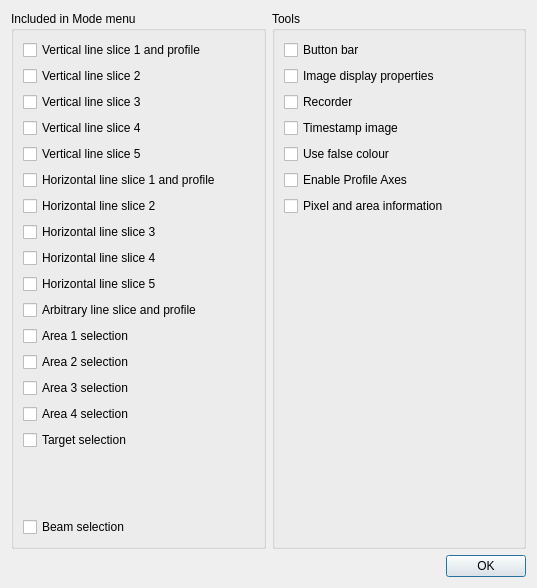
Old version of the form qeframeworkSup/project/widgets/QEImage/QEImageOptionsDialog.ui in the repository qtepics/qeframework.
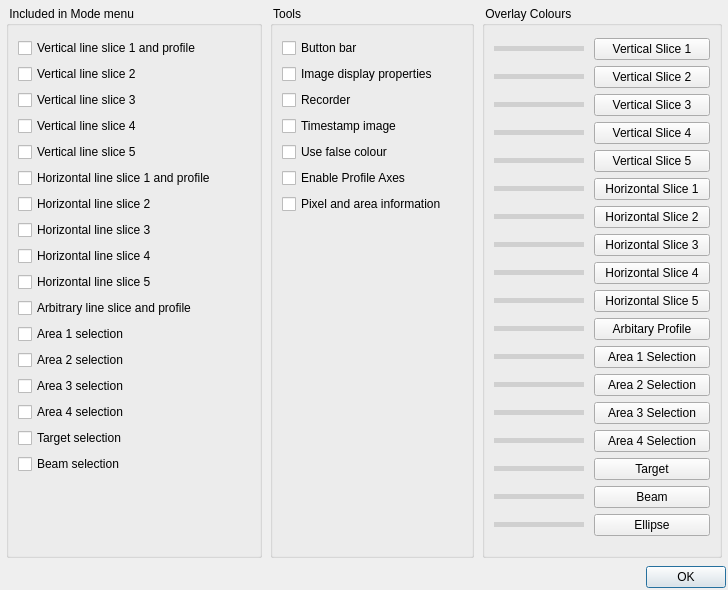
New version of the form.

Commit message: QEImage/QEImageOptionsDialog: allow dynamic overlay colour selection from the options dialog.

Patch:
```diff
--- a/qeframeworkSup/project/widgets/QEImage/QEImageOptionsDialog.ui
+++ b/qeframeworkSup/project/widgets/QEImage/QEImageOptionsDialog.ui
@@ -6,22 +6,80 @@
    <rect>
     <x>0</x>
     <y>0</y>
-    <width>537</width>
-    <height>588</height>
+    <width>728</width>
+    <height>590</height>
    </rect>
   </property>
   <property name="windowTitle">
    <string>QEImage options</string>
   </property>
   <layout class="QVBoxLayout" name="verticalLayout_3">
+   <property name="leftMargin">
+    <number>0</number>
+   </property>
+   <property name="topMargin">
+    <number>0</number>
+   </property>
+   <property name="rightMargin">
+    <number>0</number>
+   </property>
+   <property name="bottomMargin">
+    <number>0</number>
+   </property>
    <item>
+    <widget class="QFrame" name="mainFormFrame">
+     <layout class="QVBoxLayout" name="verticalLayout_4">
+      <property name="spacing">
+       <number>4</number>
+      </property>
+      <property name="leftMargin">
+       <number>2</number>
+      </property>
+      <property name="topMargin">
+       <number>2</number>
+      </property>
+      <property name="rightMargin">
+       <number>2</number>
+      </property>
+      <property name="bottomMargin">
+       <number>2</number>
+      </property>
+      <item>
+       <widget class="QFrame" name="aframe">
     <layout class="QHBoxLayout" name="horizontalLayout">
+         <property name="spacing">
+          <number>8</number>
+         </property>
+         <property name="leftMargin">
+          <number>4</number>
+         </property>
+         <property name="topMargin">
+          <number>4</number>
+         </property>
+         <property name="rightMargin">
+          <number>4</number>
+         </property>
+         <property name="bottomMargin">
+          <number>4</number>
+         </property>
      <item>
-      <widget class="QGroupBox" name="groupBox">
+          <widget class="QGroupBox" name="groupBox_1">
+           <property name="minimumSize">
+            <size>
+             <width>256</width>
+             <height>544</height>
+            </size>
+           </property>
+           <property name="font">
+            <font/>
+           </property>
        <property name="title">
-        <string>Included in Mode menu</string>
+            <string> Included in Mode menu </string>
        </property>
        <layout class="QVBoxLayout" name="verticalLayout">
+            <property name="topMargin">
+             <number>12</number>
+            </property>
         <item>
          <widget class="QCheckBox" name="checkBoxVerticalProfile1">
           <property name="text">
@@ -134,19 +192,6 @@
           </property>
          </widget>
         </item>
-        <item>
-         <spacer name="verticalSpacer_2">
-          <property name="orientation">
-           <enum>Qt::Vertical</enum>
-          </property>
-          <property name="sizeHint" stdset="0">
-           <size>
-            <width>20</width>
-            <height>40</height>
-           </size>
-          </property>
-         </spacer>
-        </item>
         <item>
          <widget class="QCheckBox" name="checkBoxBeam">
           <property name="text">
@@ -154,15 +199,40 @@
           </property>
          </widget>
         </item>
+            <item>
+             <spacer name="verticalSpacer_2">
+              <property name="orientation">
+               <enum>Qt::Orientation::Vertical</enum>
+              </property>
+              <property name="sizeHint" stdset="0">
+               <size>
+                <width>20</width>
+                <height>40</height>
+               </size>
+              </property>
+             </spacer>
+            </item>
        </layout>
       </widget>
      </item>
      <item>
       <widget class="QGroupBox" name="groupBox_2">
+           <property name="minimumSize">
+            <size>
+             <width>204</width>
+             <height>252</height>
+            </size>
+           </property>
+           <property name="font">
+            <font/>
+           </property>
        <property name="title">
-        <string>Tools</string>
+            <string> Tools </string>
        </property>
        <layout class="QVBoxLayout" name="verticalLayout_2">
+            <property name="topMargin">
+             <number>12</number>
+            </property>
         <item>
          <widget class="QCheckBox" name="checkBoxButtonBar">
           <property name="text">
@@ -228,7 +298,873 @@
        </layout>
       </widget>
      </item>
-    </layout>
+         <item>
+          <widget class="QGroupBox" name="groupBox_3">
+           <property name="minimumSize">
+            <size>
+             <width>240</width>
+             <height>548</height>
+            </size>
+           </property>
+           <property name="font">
+            <font/>
+           </property>
+           <property name="title">
+            <string> Overlay Colours </string>
+           </property>
+           <layout class="QGridLayout" name="gridLayout">
+            <property name="topMargin">
+             <number>12</number>
+            </property>
+            <property name="horizontalSpacing">
+             <number>10</number>
+            </property>
+            <item row="15" column="1">
+             <widget class="QPushButton" name="selectionButton_15">
+              <property name="minimumSize">
+               <size>
+                <width>116</width>
+                <height>22</height>
+               </size>
+              </property>
+              <property name="maximumSize">
+               <size>
+                <width>16777215</width>
+                <height>22</height>
+               </size>
+              </property>
+              <property name="font">
+               <font>
+                <pointsize>9</pointsize>
+               </font>
+              </property>
+              <property name="focusPolicy">
+               <enum>Qt::FocusPolicy::NoFocus</enum>
+              </property>
+              <property name="text">
+               <string>Target</string>
+              </property>
+             </widget>
+            </item>
+            <item row="0" column="1">
+             <widget class="QPushButton" name="selectionButton_00">
+              <property name="minimumSize">
+               <size>
+                <width>116</width>
+                <height>22</height>
+               </size>
+              </property>
+              <property name="maximumSize">
+               <size>
+                <width>16777215</width>
+                <height>22</height>
+               </size>
+              </property>
+              <property name="font">
+               <font>
+                <pointsize>9</pointsize>
+               </font>
+              </property>
+              <property name="focusPolicy">
+               <enum>Qt::FocusPolicy::NoFocus</enum>
+              </property>
+              <property name="text">
+               <string>Vertical Slice 1</string>
+              </property>
+             </widget>
+            </item>
+            <item row="16" column="0">
+             <widget class="QFrame" name="lineFrame_16">
+              <property name="minimumSize">
+               <size>
+                <width>68</width>
+                <height>5</height>
+               </size>
+              </property>
+              <property name="maximumSize">
+               <size>
+                <width>16777215</width>
+                <height>5</height>
+               </size>
+              </property>
+              <property name="styleSheet">
+               <string notr="true">background-color: rgb(208, 208, 208);</string>
+              </property>
+             </widget>
+            </item>
+            <item row="17" column="1">
+             <widget class="QPushButton" name="selectionButton_17">
+              <property name="minimumSize">
+               <size>
+                <width>116</width>
+                <height>22</height>
+               </size>
+              </property>
+              <property name="maximumSize">
+               <size>
+                <width>16777215</width>
+                <height>22</height>
+               </size>
+              </property>
+              <property name="font">
+               <font>
+                <pointsize>9</pointsize>
+               </font>
+              </property>
+              <property name="focusPolicy">
+               <enum>Qt::FocusPolicy::NoFocus</enum>
+              </property>
+              <property name="text">
+               <string>Ellipse</string>
+              </property>
+             </widget>
+            </item>
+            <item row="6" column="1">
+             <widget class="QPushButton" name="selectionButton_06">
+              <property name="minimumSize">
+               <size>
+                <width>116</width>
+                <height>22</height>
+               </size>
+              </property>
+              <property name="maximumSize">
+               <size>
+                <width>16777215</width>
+                <height>22</height>
+               </size>
+              </property>
+              <property name="font">
+               <font>
+                <pointsize>9</pointsize>
+               </font>
+              </property>
+              <property name="focusPolicy">
+               <enum>Qt::FocusPolicy::NoFocus</enum>
+              </property>
+              <property name="text">
+               <string>Horizontal Slice 2</string>
+              </property>
+             </widget>
+            </item>
+            <item row="9" column="1">
+             <widget class="QPushButton" name="selectionButton_09">
+              <property name="minimumSize">
+               <size>
+                <width>116</width>
+                <height>22</height>
+               </size>
+              </property>
+              <property name="maximumSize">
+               <size>
+                <width>16777215</width>
+                <height>22</height>
+               </size>
+              </property>
+              <property name="font">
+               <font>
+                <pointsize>9</pointsize>
+               </font>
+              </property>
+              <property name="focusPolicy">
+               <enum>Qt::FocusPolicy::NoFocus</enum>
+              </property>
+              <property name="text">
+               <string>Horizontal Slice 5</string>
+              </property>
+             </widget>
+            </item>
+            <item row="8" column="1">
+             <widget class="QPushButton" name="selectionButton_08">
+              <property name="minimumSize">
+               <size>
+                <width>116</width>
+                <height>22</height>
+               </size>
+              </property>
+              <property name="maximumSize">
+               <size>
+                <width>16777215</width>
+                <height>22</height>
+               </size>
+              </property>
+              <property name="font">
+               <font>
+                <pointsize>9</pointsize>
+               </font>
+              </property>
+              <property name="focusPolicy">
+               <enum>Qt::FocusPolicy::NoFocus</enum>
+              </property>
+              <property name="text">
+               <string>Horizontal Slice 4</string>
+              </property>
+             </widget>
+            </item>
+            <item row="4" column="1">
+             <widget class="QPushButton" name="selectionButton_04">
+              <property name="minimumSize">
+               <size>
+                <width>116</width>
+                <height>22</height>
+               </size>
+              </property>
+              <property name="maximumSize">
+               <size>
+                <width>16777215</width>
+                <height>22</height>
+               </size>
+              </property>
+              <property name="font">
+               <font>
+                <pointsize>9</pointsize>
+               </font>
+              </property>
+              <property name="focusPolicy">
+               <enum>Qt::FocusPolicy::NoFocus</enum>
+              </property>
+              <property name="text">
+               <string>Vertical Slice 5</string>
+              </property>
+             </widget>
+            </item>
+            <item row="1" column="0">
+             <widget class="QFrame" name="lineFrame_01">
+              <property name="minimumSize">
+               <size>
+                <width>68</width>
+                <height>5</height>
+               </size>
+              </property>
+              <property name="maximumSize">
+               <size>
+                <width>16777215</width>
+                <height>5</height>
+               </size>
+              </property>
+              <property name="styleSheet">
+               <string notr="true">background-color: rgb(208, 208, 208);</string>
+              </property>
+             </widget>
+            </item>
+            <item row="15" column="0">
+             <widget class="QFrame" name="lineFrame_15">
+              <property name="minimumSize">
+               <size>
+                <width>68</width>
+                <height>5</height>
+               </size>
+              </property>
+              <property name="maximumSize">
+               <size>
+                <width>16777215</width>
+                <height>5</height>
+               </size>
+              </property>
+              <property name="styleSheet">
+               <string notr="true">background-color: rgb(208, 208, 208);</string>
+              </property>
+             </widget>
+            </item>
+            <item row="5" column="1">
+             <widget class="QPushButton" name="selectionButton_05">
+              <property name="minimumSize">
+               <size>
+                <width>116</width>
+                <height>22</height>
+               </size>
+              </property>
+              <property name="maximumSize">
+               <size>
+                <width>16777215</width>
+                <height>22</height>
+               </size>
+              </property>
+              <property name="font">
+               <font>
+                <pointsize>9</pointsize>
+               </font>
+              </property>
+              <property name="focusPolicy">
+               <enum>Qt::FocusPolicy::NoFocus</enum>
+              </property>
+              <property name="text">
+               <string>Horizontal Slice 1</string>
+              </property>
+             </widget>
+            </item>
+            <item row="8" column="0">
+             <widget class="QFrame" name="lineFrame_08">
+              <property name="minimumSize">
+               <size>
+                <width>68</width>
+                <height>5</height>
+               </size>
+              </property>
+              <property name="maximumSize">
+               <size>
+                <width>16777215</width>
+                <height>5</height>
+               </size>
+              </property>
+              <property name="styleSheet">
+               <string notr="true">background-color: rgb(208, 208, 208);</string>
+              </property>
+             </widget>
+            </item>
+            <item row="9" column="0">
+             <widget class="QFrame" name="lineFrame_09">
+              <property name="minimumSize">
+               <size>
+                <width>68</width>
+                <height>5</height>
+               </size>
+              </property>
+              <property name="maximumSize">
+               <size>
+                <width>16777215</width>
+                <height>5</height>
+               </size>
+              </property>
+              <property name="styleSheet">
+               <string notr="true">background-color: rgb(208, 208, 208);</string>
+              </property>
+             </widget>
+            </item>
+            <item row="2" column="1">
+             <widget class="QPushButton" name="selectionButton_02">
+              <property name="minimumSize">
+               <size>
+                <width>116</width>
+                <height>22</height>
+               </size>
+              </property>
+              <property name="maximumSize">
+               <size>
+                <width>16777215</width>
+                <height>22</height>
+               </size>
+              </property>
+              <property name="font">
+               <font>
+                <pointsize>9</pointsize>
+               </font>
+              </property>
+              <property name="focusPolicy">
+               <enum>Qt::FocusPolicy::NoFocus</enum>
+              </property>
+              <property name="text">
+               <string>Vertical Slice 3</string>
+              </property>
+             </widget>
+            </item>
+            <item row="10" column="1">
+             <widget class="QPushButton" name="selectionButton_10">
+              <property name="minimumSize">
+               <size>
+                <width>116</width>
+                <height>22</height>
+               </size>
+              </property>
+              <property name="maximumSize">
+               <size>
+                <width>16777215</width>
+                <height>22</height>
+               </size>
+              </property>
+              <property name="font">
+               <font>
+                <pointsize>9</pointsize>
+               </font>
+              </property>
+              <property name="focusPolicy">
+               <enum>Qt::FocusPolicy::NoFocus</enum>
+              </property>
+              <property name="text">
+               <string>Arbitary Profile</string>
+              </property>
+             </widget>
+            </item>
+            <item row="0" column="0">
+             <widget class="QFrame" name="lineFrame_00">
+              <property name="minimumSize">
+               <size>
+                <width>68</width>
+                <height>5</height>
+               </size>
+              </property>
+              <property name="maximumSize">
+               <size>
+                <width>16777215</width>
+                <height>5</height>
+               </size>
+              </property>
+              <property name="styleSheet">
+               <string notr="true">background-color: rgb(208, 208, 208);</string>
+              </property>
+             </widget>
+            </item>
+            <item row="6" column="0">
+             <widget class="QFrame" name="lineFrame_06">
+              <property name="minimumSize">
+               <size>
+                <width>68</width>
+                <height>5</height>
+               </size>
+              </property>
+              <property name="maximumSize">
+               <size>
+                <width>16777215</width>
+                <height>5</height>
+               </size>
+              </property>
+              <property name="styleSheet">
+               <string notr="true">background-color: rgb(208, 208, 208);</string>
+              </property>
+             </widget>
+            </item>
+            <item row="7" column="0">
+             <widget class="QFrame" name="lineFrame_07">
+              <property name="minimumSize">
+               <size>
+                <width>68</width>
+                <height>5</height>
+               </size>
+              </property>
+              <property name="maximumSize">
+               <size>
+                <width>16777215</width>
+                <height>5</height>
+               </size>
+              </property>
+              <property name="styleSheet">
+               <string notr="true">background-color: rgb(208, 208, 208);</string>
+              </property>
+             </widget>
+            </item>
+            <item row="7" column="1">
+             <widget class="QPushButton" name="selectionButton_07">
+              <property name="minimumSize">
+               <size>
+                <width>116</width>
+                <height>22</height>
+               </size>
+              </property>
+              <property name="maximumSize">
+               <size>
+                <width>16777215</width>
+                <height>22</height>
+               </size>
+              </property>
+              <property name="font">
+               <font>
+                <pointsize>9</pointsize>
+               </font>
+              </property>
+              <property name="focusPolicy">
+               <enum>Qt::FocusPolicy::NoFocus</enum>
+              </property>
+              <property name="text">
+               <string>Horizontal Slice 3</string>
+              </property>
+             </widget>
+            </item>
+            <item row="1" column="1">
+             <widget class="QPushButton" name="selectionButton_01">
+              <property name="minimumSize">
+               <size>
+                <width>116</width>
+                <height>22</height>
+               </size>
+              </property>
+              <property name="maximumSize">
+               <size>
+                <width>16777215</width>
+                <height>22</height>
+               </size>
+              </property>
+              <property name="font">
+               <font>
+                <pointsize>9</pointsize>
+               </font>
+              </property>
+              <property name="focusPolicy">
+               <enum>Qt::FocusPolicy::NoFocus</enum>
+              </property>
+              <property name="text">
+               <string>Vertical Slice 2</string>
+              </property>
+             </widget>
+            </item>
+            <item row="10" column="0">
+             <widget class="QFrame" name="lineFrame_10">
+              <property name="minimumSize">
+               <size>
+                <width>68</width>
+                <height>5</height>
+               </size>
+              </property>
+              <property name="maximumSize">
+               <size>
+                <width>16777215</width>
+                <height>5</height>
+               </size>
+              </property>
+              <property name="styleSheet">
+               <string notr="true">background-color: rgb(208, 208, 208);</string>
+              </property>
+             </widget>
+            </item>
+            <item row="11" column="1">
+             <widget class="QPushButton" name="selectionButton_11">
+              <property name="minimumSize">
+               <size>
+                <width>116</width>
+                <height>22</height>
+               </size>
+              </property>
+              <property name="maximumSize">
+               <size>
+                <width>16777215</width>
+                <height>22</height>
+               </size>
+              </property>
+              <property name="font">
+               <font>
+                <pointsize>9</pointsize>
+               </font>
+              </property>
+              <property name="focusPolicy">
+               <enum>Qt::FocusPolicy::NoFocus</enum>
+              </property>
+              <property name="text">
+               <string>Area 1 Selection</string>
+              </property>
+             </widget>
+            </item>
+            <item row="4" column="0">
+             <widget class="QFrame" name="lineFrame_04">
+              <property name="minimumSize">
+               <size>
+                <width>68</width>
+                <height>5</height>
+               </size>
+              </property>
+              <property name="maximumSize">
+               <size>
+                <width>16777215</width>
+                <height>5</height>
+               </size>
+              </property>
+              <property name="styleSheet">
+               <string notr="true">background-color: rgb(208, 208, 208);</string>
+              </property>
+             </widget>
+            </item>
+            <item row="16" column="1">
+             <widget class="QPushButton" name="selectionButton_16">
+              <property name="minimumSize">
+               <size>
+                <width>116</width>
+                <height>22</height>
+               </size>
+              </property>
+              <property name="maximumSize">
+               <size>
+                <width>16777215</width>
+                <height>22</height>
+               </size>
+              </property>
+              <property name="font">
+               <font>
+                <pointsize>9</pointsize>
+               </font>
+              </property>
+              <property name="focusPolicy">
+               <enum>Qt::FocusPolicy::NoFocus</enum>
+              </property>
+              <property name="text">
+               <string>Beam</string>
+              </property>
+             </widget>
+            </item>
+            <item row="2" column="0">
+             <widget class="QFrame" name="lineFrame_02">
+              <property name="minimumSize">
+               <size>
+                <width>68</width>
+                <height>5</height>
+               </size>
+              </property>
+              <property name="maximumSize">
+               <size>
+                <width>16777215</width>
+                <height>5</height>
+               </size>
+              </property>
+              <property name="styleSheet">
+               <string notr="true">background-color: rgb(208, 208, 208);</string>
+              </property>
+             </widget>
+            </item>
+            <item row="12" column="1">
+             <widget class="QPushButton" name="selectionButton_12">
+              <property name="minimumSize">
+               <size>
+                <width>116</width>
+                <height>22</height>
+               </size>
+              </property>
+              <property name="maximumSize">
+               <size>
+                <width>16777215</width>
+                <height>22</height>
+               </size>
+              </property>
+              <property name="font">
+               <font>
+                <pointsize>9</pointsize>
+               </font>
+              </property>
+              <property name="focusPolicy">
+               <enum>Qt::FocusPolicy::NoFocus</enum>
+              </property>
+              <property name="text">
+               <string>Area 2 Selection</string>
+              </property>
+             </widget>
+            </item>
+            <item row="18" column="1">
+             <spacer name="verticalSpacer_3">
+              <property name="orientation">
+               <enum>Qt::Orientation::Vertical</enum>
+              </property>
+              <property name="sizeHint" stdset="0">
+               <size>
+                <width>20</width>
+                <height>31</height>
+               </size>
+              </property>
+             </spacer>
+            </item>
+            <item row="17" column="0">
+             <widget class="QFrame" name="lineFrame_17">
+              <property name="minimumSize">
+               <size>
+                <width>68</width>
+                <height>5</height>
+               </size>
+              </property>
+              <property name="maximumSize">
+               <size>
+                <width>16777215</width>
+                <height>5</height>
+               </size>
+              </property>
+              <property name="styleSheet">
+               <string notr="true">background-color: rgb(208, 208, 208);</string>
+              </property>
+             </widget>
+            </item>
+            <item row="3" column="1">
+             <widget class="QPushButton" name="selectionButton_03">
+              <property name="minimumSize">
+               <size>
+                <width>116</width>
+                <height>22</height>
+               </size>
+              </property>
+              <property name="maximumSize">
+               <size>
+                <width>16777215</width>
+                <height>22</height>
+               </size>
+              </property>
+              <property name="font">
+               <font>
+                <pointsize>9</pointsize>
+               </font>
+              </property>
+              <property name="focusPolicy">
+               <enum>Qt::FocusPolicy::NoFocus</enum>
+              </property>
+              <property name="text">
+               <string>Vertical Slice 4</string>
+              </property>
+             </widget>
+            </item>
+            <item row="11" column="0">
+             <widget class="QFrame" name="lineFrame_11">
+              <property name="minimumSize">
+               <size>
+                <width>68</width>
+                <height>5</height>
+               </size>
+              </property>
+              <property name="maximumSize">
+               <size>
+                <width>16777215</width>
+                <height>5</height>
+               </size>
+              </property>
+              <property name="styleSheet">
+               <string notr="true">background-color: rgb(208, 208, 208);</string>
+              </property>
+             </widget>
+            </item>
+            <item row="3" column="0">
+             <widget class="QFrame" name="lineFrame_03">
+              <property name="minimumSize">
+               <size>
+                <width>68</width>
+                <height>5</height>
+               </size>
+              </property>
+              <property name="maximumSize">
+               <size>
+                <width>16777215</width>
+                <height>5</height>
+               </size>
+              </property>
+              <property name="styleSheet">
+               <string notr="true">background-color: rgb(208, 208, 208);</string>
+              </property>
+             </widget>
+            </item>
+            <item row="5" column="0">
+             <widget class="QFrame" name="lineFrame_05">
+              <property name="minimumSize">
+               <size>
+                <width>68</width>
+                <height>5</height>
+               </size>
+              </property>
+              <property name="maximumSize">
+               <size>
+                <width>16777215</width>
+                <height>5</height>
+               </size>
+              </property>
+              <property name="styleSheet">
+               <string notr="true">background-color: rgb(208, 208, 208);</string>
+              </property>
+             </widget>
+            </item>
+            <item row="13" column="1">
+             <widget class="QPushButton" name="selectionButton_13">
+              <property name="minimumSize">
+               <size>
+                <width>116</width>
+                <height>22</height>
+               </size>
+              </property>
+              <property name="maximumSize">
+               <size>
+                <width>16777215</width>
+                <height>22</height>
+               </size>
+              </property>
+              <property name="font">
+               <font>
+                <pointsize>9</pointsize>
+               </font>
+              </property>
+              <property name="focusPolicy">
+               <enum>Qt::FocusPolicy::NoFocus</enum>
+              </property>
+              <property name="text">
+               <string>Area 3 Selection</string>
+              </property>
+             </widget>
+            </item>
+            <item row="14" column="1">
+             <widget class="QPushButton" name="selectionButton_14">
+              <property name="minimumSize">
+               <size>
+                <width>116</width>
+                <height>22</height>
+               </size>
+              </property>
+              <property name="maximumSize">
+               <size>
+                <width>16777215</width>
+                <height>22</height>
+               </size>
+              </property>
+              <property name="font">
+               <font>
+                <pointsize>9</pointsize>
+               </font>
+              </property>
+              <property name="focusPolicy">
+               <enum>Qt::FocusPolicy::NoFocus</enum>
+              </property>
+              <property name="text">
+               <string>Area 4 Selection</string>
+              </property>
+             </widget>
+            </item>
+            <item row="12" column="0">
+             <widget class="QFrame" name="lineFrame_12">
+              <property name="minimumSize">
+               <size>
+                <width>68</width>
+                <height>5</height>
+               </size>
+              </property>
+              <property name="maximumSize">
+               <size>
+                <width>16777215</width>
+                <height>5</height>
+               </size>
+              </property>
+              <property name="styleSheet">
+               <string notr="true">background-color: rgb(208, 208, 208);</string>
+              </property>
+             </widget>
+            </item>
+            <item row="13" column="0">
+             <widget class="QFrame" name="lineFrame_13">
+              <property name="minimumSize">
+               <size>
+                <width>68</width>
+                <height>5</height>
+               </size>
+              </property>
+              <property name="maximumSize">
+               <size>
+                <width>16777215</width>
+                <height>5</height>
+               </size>
+              </property>
+              <property name="styleSheet">
+               <string notr="true">background-color: rgb(208, 208, 208);</string>
+              </property>
+             </widget>
+            </item>
+            <item row="14" column="0">
+             <widget class="QFrame" name="lineFrame_14">
+              <property name="minimumSize">
+               <size>
+                <width>68</width>
+                <height>5</height>
+               </size>
+              </property>
+              <property name="maximumSize">
+               <size>
+                <width>16777215</width>
+                <height>5</height>
+               </size>
+              </property>
+              <property name="styleSheet">
+               <string notr="true">background-color: rgb(208, 208, 208);</string>
+              </property>
+             </widget>
+            </item>
+           </layout>
+          </widget>
+         </item>
+        </layout>
+       </widget>
    </item>
    <item>
     <widget class="QDialogButtonBox" name="buttonBox">
@@ -236,8 +1172,11 @@
       <enum>Qt::Horizontal</enum>
      </property>
      <property name="standardButtons">
-      <set>QDialogButtonBox::Ok</set>
-     </property>
+         <set>QDialogButtonBox::StandardButton::Ok</set>
+        </property>
+       </widget>
+      </item>
+     </layout>
     </widget>
    </item>
   </layout>
```
Left out of the diff: 4 changed lines with no effect on the pictures. Lines whose indentation alone changed are shown as unchanged. The commit also changes 3 other files.
